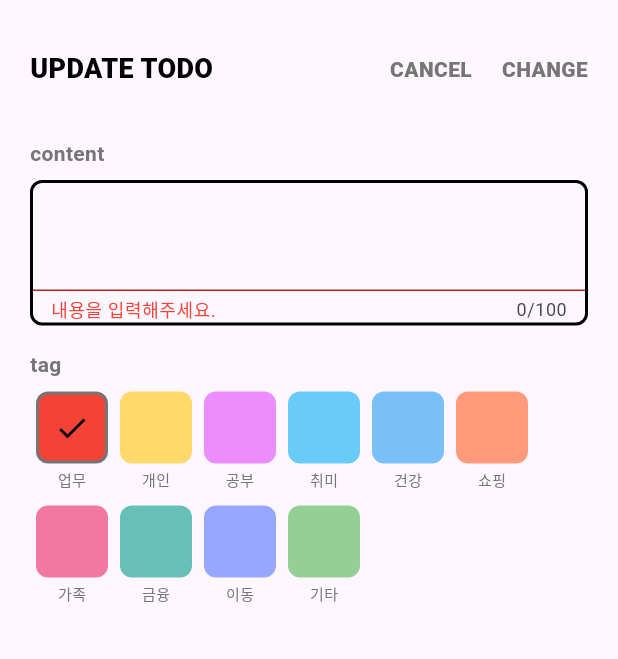
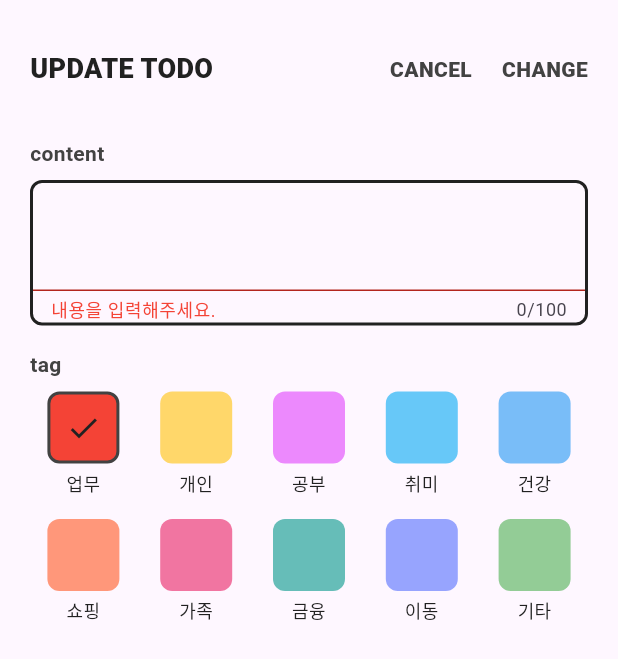
Before and after one commit to cheng80/hivetodo, a Flutter app: the TodoEditSheet widget shown alone on an empty page, opened directly with empty values, on a phone screen of 412 x 824 dp. Shown: the top 659 px of the screen. Run offline on Flutter 3.47's test engine with Material 3 defaults, Android fonts, the phone set to English and light mode, and no system bars; our stand-ins replace flutter_colorpicker, flutter_riverpod, get_storage, hive_flutter; accounts and stored records are empty.

Commit message:
태그 UI 개선: 그리드 정렬, 이름 글자수 제한, 라이트 모드 가독성
- todo_edit_sheet: 태그 선택 영역 5열 균등 그리드 배치 (화면 너비 동적 계산)
- todo_edit_sheet: 태그 이름 maxLines 2 허용, 긴 이름 말줄임 처리
- tag_settings: 태그 이름 입력 maxLength 10 제한
- app_colors: 라이트 모드 textMeta·iconOnSheet 등 색상 진하게 조정

Co-authored-by: Cursor <cursoragent@cursor.com>

```diff
--- a/lib/theme/app_colors.dart
+++ b/lib/theme/app_colors.dart
@@ -61,13 +61,13 @@ class AppColors {
       primary: Color(0xFF1976D2),
       accent: Colors.red,
       textPrimary: Color(0xFF212121),
-      textSecondary: Color(0xFF757575),
-      textMeta: Color(0xFF9E9E9E),
+      textSecondary: Color(0xFF616161),
+      textMeta: Color(0xFF616161),
       textOnPrimary: Colors.white,
-      textOnSheet: Colors.black,
+      textOnSheet: Color(0xFF212121),
       divider: Color(0xFFE0E0E0),
       icon: Color(0xFF212121),
-      iconOnSheet: Color(0xFF757575),
+      iconOnSheet: Color(0xFF424242),
       chipSelectedBg: Color(0xFF212121),
       chipSelectedText: Colors.white,
       chipUnselectedBg: Color(0xFFE0E0E0),
@@ -75,7 +75,7 @@ class AppColors {
       dropdownBg: Colors.white,
       searchFieldBg: Color(0xFFE0E0E0),
       searchFieldText: Color(0xFF212121),
-      searchFieldHint: Color(0xFF9E9E9E),
+      searchFieldHint: Color(0xFF757575),
     ),
   );
 }
--- a/lib/view/sheets/todo_edit_sheet.dart
+++ b/lib/view/sheets/todo_edit_sheet.dart
@@ -189,20 +189,37 @@ class _TodoEditSheetState extends ConsumerState<TodoEditSheet> {
             ),
 
             /// ─────────────────────────────────────────────────
-            /// [tag 선택] - 색상 팔레트 + 태그 이름
+            /// [tag 라벨]
             /// ─────────────────────────────────────────────────
-            _buildFormField(
+            Container(
+              margin: const EdgeInsets.symmetric(horizontal: 20),
+              padding: const EdgeInsets.only(top: 16, bottom: 8),
+              alignment: Alignment.centerLeft,
+              child: Text(
                 "tag",
-              Builder(
+                style: TextStyle(
+                  fontWeight: FontWeight.bold,
+                  color: p.iconOnSheet,
+                ),
+              ),
+            ),
+
+            /// ─────────────────────────────────────────────────
+            /// [tag 선택] - 세로 스크롤 Wrap (태그 수·이름 길이 대응)
+            /// ─────────────────────────────────────────────────
+            Expanded(
+              child: Builder(
                 builder: (context) {
                   final selectedId = ref.watch(editTagProvider);
                   final tags = ref.watch(tagListProvider).value ?? <Tag>[];
-                  return Container(
-                    width: MediaQuery.of(context).size.width,
-                    margin: const EdgeInsets.symmetric(horizontal: 4),
+                  /// 화면 너비에서 패딩 제외 후 5등분 → 아이템 고정 너비
+                  final itemWidth =
+                      (MediaQuery.of(context).size.width - 48 - 12 * 4) / 5;
+                  return SingleChildScrollView(
+                    padding: const EdgeInsets.symmetric(horizontal: 24),
                     child: Wrap(
-                      spacing: 8,
-                      runSpacing: 10,
+                      spacing: 12,
+                      runSpacing: 16,
                       children: tags.map((tag) {
                         final isSelected = selectedId == tag.id;
                         return GestureDetector(
@@ -210,16 +227,13 @@ class _TodoEditSheetState extends ConsumerState<TodoEditSheet> {
                             HapticFeedback.mediumImpact();
                             ref.read(editTagProvider.notifier).setTag(tag.id);
                           },
+                          child: SizedBox(
+                            width: itemWidth,
                             child: Column(
                               mainAxisSize: MainAxisSize.min,
                               spacing: 4,
                               children: [
                                 Container(
-                                decoration: BoxDecoration(
-                                  color: p.sheetBackground,
-                                  borderRadius: BorderRadius.circular(8),
-                                ),
-                                child: Container(
                                   width: 48,
                                   height: 48,
                                   decoration: BoxDecoration(
@@ -242,15 +256,18 @@ class _TodoEditSheetState extends ConsumerState<TodoEditSheet> {
                                     ),
                                   ),
                                 ),
-                              ),
                                 Text(
                                   tag.name,
                                   style: TextStyle(
-                                  fontSize: 10,
-                                  color: p.iconOnSheet,
+                                    fontSize: 12,
+                                    color: p.textOnSheet,
                                   ),
+                                  textAlign: TextAlign.center,
+                                  maxLines: 2,
+                                  overflow: TextOverflow.ellipsis,
                                 ),
                               ],
+                            ),
                           ),
                         );
                       }).toList(),
--- a/lib/view/tag_settings.dart
+++ b/lib/view/tag_settings.dart
@@ -227,14 +227,16 @@ class _TagEditorSheetState extends ConsumerState<_TagEditorSheet> {
           ),
           const SizedBox(height: 20),
 
-          /// 이름 입력
+          /// 이름 입력 (최대 10글자)
           TextField(
             controller: _nameController,
+            maxLength: 10,
             style: TextStyle(color: p.textOnSheet, fontSize: 16),
             cursorColor: p.textOnSheet,
             decoration: InputDecoration(
               labelText: '태그 이름',
               labelStyle: TextStyle(color: p.iconOnSheet),
+              counterStyle: TextStyle(color: p.iconOnSheet),
               enabledBorder: OutlineInputBorder(
                 borderRadius: BorderRadius.circular(8),
                 borderSide: BorderSide(color: p.iconOnSheet),
```
Lines whose indentation alone changed are shown as unchanged.
